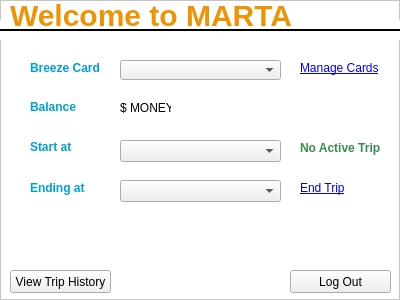
First picture: the form in app/ui/welcomeToMarta.ui, repository alishan-kaisani/CS4400-GUI, before the edit.
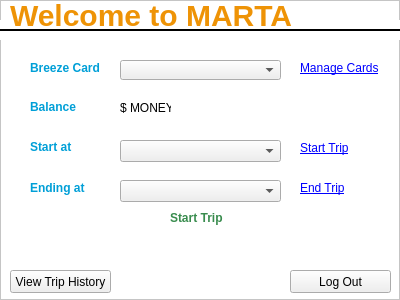
Second picture: the form after the edit. Icons and pictures are not drawn.

```diff
--- a/app/ui/welcomeToMarta.ui
+++ b/app/ui/welcomeToMarta.ui
@@ -20,7 +20,10 @@
   <property name="styleSheet">
    <string notr="true">QFrame {background-color: #ffffff} 
 QLabel {color: #009fd7; font-weight: bold;}
-#frameLabelTop {background-color: transparent; color: #ee9306; font-size: 30px;}</string>
+#frameLabelTop {background-color: transparent; color: #ee9306; font-size: 30px;}
+#tripLabel {font-weight: bold; color:rgb(57, 140, 78);}
+#endTripLabel {font: normal; color: blue; text-decoration: underline}
+#startTripLabel {font: normal; color: blue; text-decoration: underline}</string>
   </property>
   <property name="frameShape">
    <enum>QFrame::StyledPanel</enum>
@@ -60,7 +63,10 @@
     <string>End Trip</string>
    </property>
   </widget>
-  <widget class="QLabel" name="tripLabel">
+  <widget class="QLabel" name="startTripLabel">
+   <property name="enabled">
+    <bool>true</bool>
+   </property>
    <property name="geometry">
     <rect>
      <x>300</x>
@@ -73,7 +79,7 @@
     <string notr="true">QLabel#tripLabel {font-weight: bold; color:rgb(57, 140, 78);}</string>
    </property>
    <property name="text">
-    <string>No Active Trip</string>
+    <string>Start Trip</string>
    </property>
   </widget>
   <widget class="QComboBox" name="breezeCardBox">
@@ -289,6 +295,22 @@
     <string>Welcome to MARTA</string>
    </property>
   </widget>
+  <widget class="QLabel" name="tripLabel">
+   <property name="geometry">
+    <rect>
+     <x>170</x>
+     <y>210</y>
+     <width>61</width>
+     <height>16</height>
+    </rect>
+   </property>
+   <property name="styleSheet">
+    <string notr="true">QLabel#tripLabel {font-weight: bold; color:rgb(57, 140, 78);}</string>
+   </property>
+   <property name="text">
+    <string>Start Trip</string>
+   </property>
+  </widget>
  </widget>
  <resources>
   <include location="../qtResources.qrc"/>
```
Left out of the diff: 6 changed lines with no effect on the pictures.
